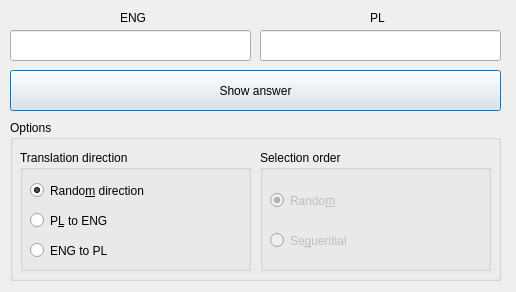
Old version of the form wordsteacher.ui in the repository edyp87/eng.
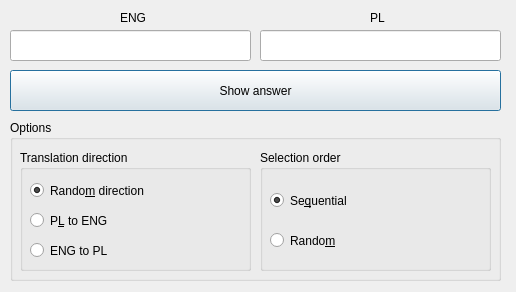
New version of the form. Icons and pictures are not drawn.

```diff
--- a/wordsteacher.ui
+++ b/wordsteacher.ui
@@ -179,12 +179,12 @@
      </property>
      <widget class="QRadioButton" name="randomOrder">
       <property name="enabled">
-       <bool>false</bool>
+       <bool>true</bool>
       </property>
       <property name="geometry">
        <rect>
         <x>10</x>
-        <y>40</y>
+        <y>80</y>
         <width>131</width>
         <height>21</height>
        </rect>
@@ -196,17 +196,17 @@
        <bool>true</bool>
       </property>
       <property name="checked">
-       <bool>true</bool>
+       <bool>false</bool>
       </property>
      </widget>
      <widget class="QRadioButton" name="sequentialOrder">
       <property name="enabled">
-       <bool>false</bool>
+       <bool>true</bool>
       </property>
       <property name="geometry">
        <rect>
         <x>10</x>
-        <y>80</y>
+        <y>40</y>
         <width>133</width>
         <height>21</height>
        </rect>
@@ -217,6 +217,9 @@
       <property name="checkable">
        <bool>true</bool>
       </property>
+      <property name="checked">
+       <bool>true</bool>
+      </property>
      </widget>
     </widget>
    </widget>
```
